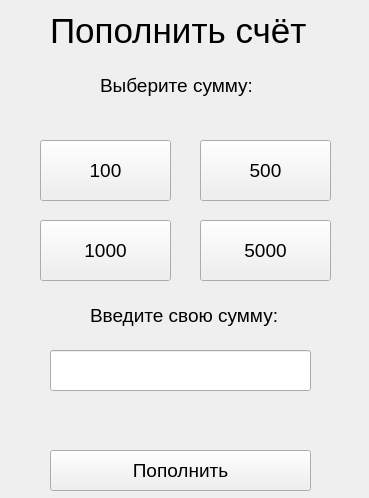
The window that ui/addSum.ui (night0hunter/CashMachine) describes before a commit, drawn with Qt 5.
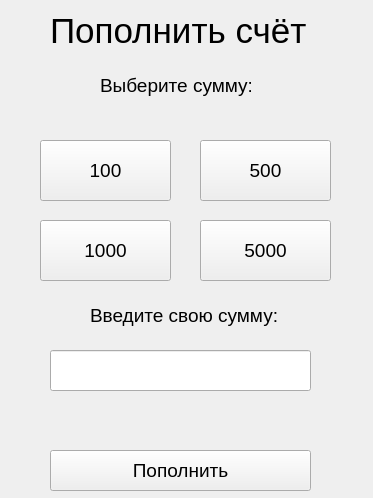
The same window after the commit.

```diff
--- a/ui/addSum.ui
+++ b/ui/addSum.ui
@@ -6,7 +6,7 @@
    <rect>
     <x>0</x>
     <y>0</y>
-    <width>369</width>
+    <width>373</width>
     <height>498</height>
    </rect>
   </property>
```
